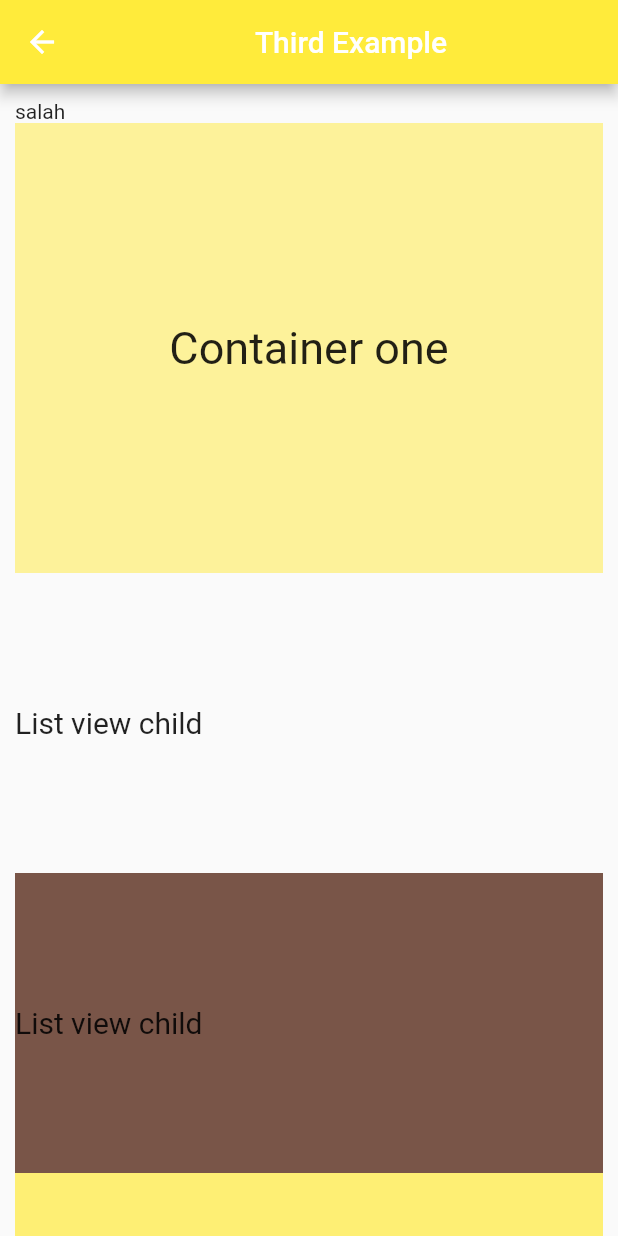
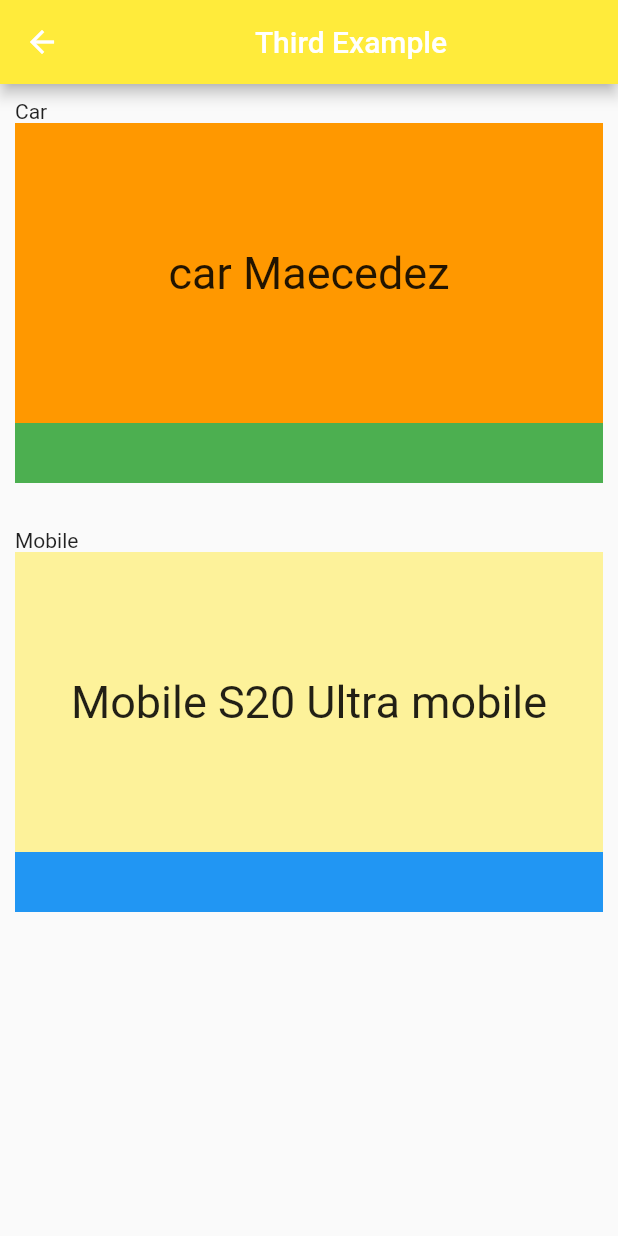
Before and after one commit to SSalahAyman/flutter-widgets-tranning, a Flutter app: the Sixthexample screen opened directly, on a phone screen of 412 x 824 dp. Run offline on Flutter 3.47's test engine with Material 2 defaults, Android fonts, the phone set to English and light mode, and no system bars; our stand-ins replace get.

Commit message:
finish the sixth examlple about list view

```diff
--- a/listview/lib/screens/fifth_example.dart
+++ b/listview/lib/screens/fifth_example.dart
@@ -37,7 +37,7 @@ class _FifthexampleState extends State<Fifthexample> {
               ),
               ListView(
                 shrinkWrap: true, /////// default is false
-                physics: NeverScrollableScrollPhysics(),
+                // physics: NeverScrollableScrollPhysics(),    >>>> to get the list view child with no scroll
                 children: [
                   Container(
                     alignment: Alignment.centerLeft,
--- a/listview/lib/screens/sixith_example.dart
+++ b/listview/lib/screens/sixith_example.dart
@@ -24,60 +24,63 @@ class _SixthexampleState extends State<Sixthexample> {
             scrollDirection: Axis.vertical, // Defauilt is vertical
             physics: ClampingScrollPhysics(),
             children: [
-              const Text("salah"),
+              Text("Car"),
               Container(
-                height: 300,
-                color: Colors.yellow.withOpacity(0.5),
-                child: const Center(
-                  child: Text(
-                    "Container one",
-                    style: TextStyle(fontSize: 30),
-                  ),
+                height: 240,
+                child: ListView(
+                  children: [
+                    Container(
+                      height: 200,
+                      color: Colors.orange,
+                      child: const Center(
+                        child: Text(
+                          "car Maecedez",
+                          style: TextStyle(fontSize: 30),
+                        ),
+                      ),
+                    ),
+                    Container(
+                      height: 200,
+                      color: Colors.green,
+                      child: const Center(
+                        child: Text(
+                          "car BMW",
+                          style: TextStyle(fontSize: 30),
+                        ),
+                      ),
+                    ),
+                  ],
                 ),
               ),
-              ListView(
-                shrinkWrap: true, /////// default is false
-                // physics: NeverScrollableScrollPhysics(),    >>>> to get the list view child with no scroll
-                children: [
+              SizedBox(
+                height: 30,
+              ),
+              Text("Mobile"),
+              Container(
+                height: 240,
+                child: ListView(children: [
                   Container(
-                    alignment: Alignment.centerLeft,
                     height: 200,
-                    child: const Text(
-                      "List view child",
-                      style: TextStyle(fontSize: 20),
+                    color: Colors.yellow.withOpacity(0.5),
+                    child: const Center(
+                      child: Text(
+                        "Mobile S20 Ultra mobile",
+                        style: TextStyle(fontSize: 30),
+                      ),
                     ),
                   ),
                   Container(
-                    alignment: Alignment.centerLeft,
                     height: 200,
-                    color: Colors.brown,
-                    child: const Text(
-                      "List view child",
-                      style: TextStyle(fontSize: 20),
+                    color: Colors.blue,
+                    child: const Center(
+                      child: Text(
+                        "Mobile S21 Ultra mobile",
+                        style: TextStyle(fontSize: 30),
+                      ),
                     ),
-                  )
-                ],
-              ),
-              Container(
-                height: 300,
-                color: Colors.yellow.withOpacity(0.7),
-                child: const Center(
-                  child: Text(
-                    "Container two",
-                    style: TextStyle(fontSize: 30),
                   ),
-                ),
-              ),
-              Container(
-                height: 300,
-                color: Colors.yellow.withOpacity(0.9),
-                child: const Center(
-                  child: Text(
-                    "Container three",
-                    style: TextStyle(fontSize: 30),
-                  ),
-                ),
-              ),
+                ]),
+              )
             ]),
       ),
     );
```
